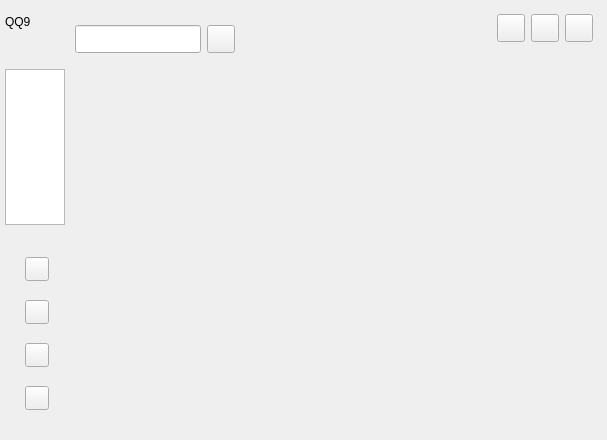
This is SmartHome-Client/Client-UI/MainWidget/MainWidget.ui in rtomway/Qt-SmartHome as Qt 5 draws it before an edit. The edited form follows.
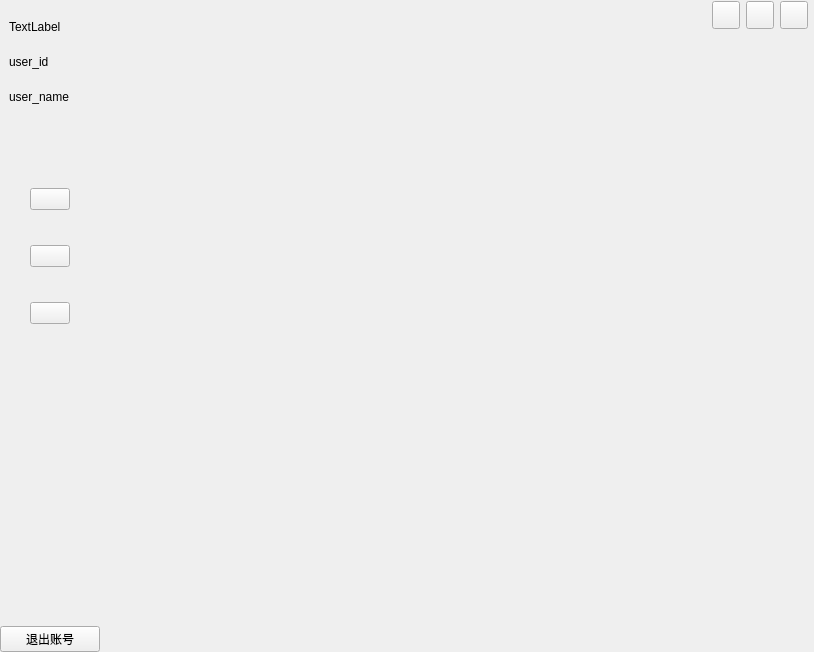
This is the edited form.

```diff
--- a/SmartHome-Client/Client-UI/MainWidget/MainWidget.ui
+++ b/SmartHome-Client/Client-UI/MainWidget/MainWidget.ui
@@ -6,8 +6,8 @@
    <rect>
     <x>0</x>
     <y>0</y>
-    <width>607</width>
-    <height>440</height>
+    <width>814</width>
+    <height>652</height>
    </rect>
   </property>
   <property name="sizePolicy">
@@ -19,39 +19,33 @@
   <property name="windowTitle">
    <string>MainWidget</string>
   </property>
-  <layout class="QHBoxLayout" name="horizontalLayout_3" stretch="1,25,50">
+  <layout class="QHBoxLayout" name="horizontalLayout">
    <property name="spacing">
     <number>0</number>
    </property>
    <property name="leftMargin">
-    <number>5</number>
+    <number>0</number>
    </property>
    <property name="topMargin">
-    <number>5</number>
+    <number>0</number>
    </property>
    <property name="rightMargin">
-    <number>5</number>
+    <number>0</number>
    </property>
    <property name="bottomMargin">
-    <number>5</number>
+    <number>0</number>
    </property>
    <item>
-    <widget class="QWidget" name="leftWidget" native="true">
-     <property name="maximumSize">
-      <size>
-       <width>60</width>
-       <height>16777215</height>
-      </size>
-     </property>
-     <layout class="QVBoxLayout" name="verticalLayout_4">
+    <widget class="QWidget" name="widget" native="true">
+     <layout class="QVBoxLayout" name="verticalLayout_5" stretch="3,1,5,7,2">
       <property name="spacing">
-       <number>10</number>
+       <number>0</number>
       </property>
       <property name="leftMargin">
        <number>0</number>
       </property>
       <property name="topMargin">
-       <number>0</number>
+       <number>3</number>
       </property>
       <property name="rightMargin">
        <number>0</number>
@@ -60,21 +54,128 @@
        <number>0</number>
       </property>
       <item>
-       <widget class="QWidget" name="widget_6" native="true"/>
+       <widget class="QWidget" name="widget_7" native="true">
+        <layout class="QVBoxLayout" name="verticalLayout_4">
+         <item>
+          <widget class="QLabel" name="headLab">
+           <property name="text">
+            <string>TextLabel</string>
+           </property>
+          </widget>
+         </item>
+         <item>
+          <widget class="QLabel" name="user_nameLab">
+           <property name="text">
+            <string>user_id</string>
+           </property>
+          </widget>
+         </item>
+         <item>
+          <widget class="QLabel" name="user_idLab">
+           <property name="text">
+            <string>user_name</string>
+           </property>
+          </widget>
+         </item>
+        </layout>
+       </widget>
       </item>
       <item>
-       <widget class="QLabel" name="qqLab">
+       <spacer name="verticalSpacer_2">
+        <property name="orientation">
+         <enum>Qt::Vertical</enum>
+        </property>
+        <property name="sizeHint" stdset="0">
+         <size>
+          <width>20</width>
+          <height>36</height>
+         </size>
+        </property>
+       </spacer>
+      </item>
+      <item>
+       <widget class="QWidget" name="widget_6" native="true">
+        <layout class="QVBoxLayout" name="verticalLayout">
+         <property name="leftMargin">
+          <number>30</number>
+         </property>
+         <property name="topMargin">
+          <number>0</number>
+         </property>
+         <property name="rightMargin">
+          <number>30</number>
+         </property>
+         <property name="bottomMargin">
+          <number>0</number>
+         </property>
+         <item>
+          <widget class="QPushButton" name="homeBtn">
+           <property name="text">
+            <string/>
+           </property>
+          </widget>
+         </item>
+         <item>
+          <widget class="QPushButton" name="deviceBtn">
+           <property name="text">
+            <string/>
+           </property>
+          </widget>
+         </item>
+         <item>
+          <widget class="QPushButton" name="roomBtn">
+           <property name="text">
+            <string/>
+           </property>
+          </widget>
+         </item>
+        </layout>
+       </widget>
+      </item>
+      <item>
+       <spacer name="verticalSpacer">
+        <property name="orientation">
+         <enum>Qt::Vertical</enum>
+        </property>
+        <property name="sizeHint" stdset="0">
+         <size>
+          <width>20</width>
+          <height>270</height>
+         </size>
+        </property>
+       </spacer>
+      </item>
+      <item>
+       <widget class="QPushButton" name="exitBtn">
         <property name="text">
-         <string>QQ9</string>
+         <string>退出账号</string>
         </property>
        </widget>
       </item>
+     </layout>
+    </widget>
+   </item>
+   <item>
+    <widget class="QWidget" name="widget_3" native="true">
+     <layout class="QVBoxLayout" name="verticalLayout_6" stretch="1,1,20">
+      <property name="spacing">
+       <number>0</number>
+      </property>
+      <property name="leftMargin">
+       <number>0</number>
+      </property>
+      <property name="topMargin">
+       <number>0</number>
+      </property>
+      <property name="rightMargin">
+       <number>0</number>
+      </property>
+      <property name="bottomMargin">
+       <number>0</number>
+      </property>
       <item>
        <widget class="QWidget" name="widget_4" native="true">
-        <layout class="QHBoxLayout" name="horizontalLayout">
-         <property name="spacing">
-          <number>0</number>
-         </property>
+        <layout class="QHBoxLayout" name="horizontalLayout_2">
          <property name="leftMargin">
           <number>0</number>
          </property>
@@ -82,251 +183,11 @@
           <number>0</number>
          </property>
          <property name="rightMargin">
-          <number>0</number>
+          <number>6</number>
          </property>
          <property name="bottomMargin">
           <number>0</number>
          </property>
-         <item>
-          <spacer name="horizontalSpacer_2">
-           <property name="orientation">
-            <enum>Qt::Horizontal</enum>
-           </property>
-           <property name="sizeHint" stdset="0">
-            <size>
-             <width>0</width>
-             <height>20</height>
-            </size>
-           </property>
-          </spacer>
-         </item>
-         <item>
-          <widget class="QLabel" name="headLab">
-           <property name="text">
-            <string/>
-           </property>
-          </widget>
-         </item>
-         <item>
-          <spacer name="horizontalSpacer">
-           <property name="orientation">
-            <enum>Qt::Horizontal</enum>
-           </property>
-           <property name="sizeHint" stdset="0">
-            <size>
-             <width>0</width>
-             <height>20</height>
-            </size>
-           </property>
-          </spacer>
-         </item>
-        </layout>
-       </widget>
-      </item>
-      <item>
-       <widget class="QListWidget" name="listWidget"/>
-      </item>
-      <item>
-       <widget class="QWidget" name="widget_5" native="true">
-        <property name="minimumSize">
-         <size>
-          <width>0</width>
-          <height>200</height>
-         </size>
-        </property>
-        <property name="maximumSize">
-         <size>
-          <width>16777215</width>
-          <height>200</height>
-         </size>
-        </property>
-        <property name="layoutDirection">
-         <enum>Qt::LeftToRight</enum>
-        </property>
-        <layout class="QVBoxLayout" name="verticalLayout_2">
-         <property name="leftMargin">
-          <number>20</number>
-         </property>
-         <property name="rightMargin">
-          <number>9</number>
-         </property>
-         <item>
-          <widget class="QPushButton" name="mailBtn">
-           <property name="maximumSize">
-            <size>
-             <width>24</width>
-             <height>24</height>
-            </size>
-           </property>
-           <property name="text">
-            <string/>
-           </property>
-           <property name="iconSize">
-            <size>
-             <width>32</width>
-             <height>32</height>
-            </size>
-           </property>
-          </widget>
-         </item>
-         <item>
-          <widget class="QPushButton" name="fileBtn">
-           <property name="maximumSize">
-            <size>
-             <width>24</width>
-             <height>24</height>
-            </size>
-           </property>
-           <property name="text">
-            <string/>
-           </property>
-          </widget>
-         </item>
-         <item>
-          <widget class="QPushButton" name="collectBtn">
-           <property name="maximumSize">
-            <size>
-             <width>24</width>
-             <height>24</height>
-            </size>
-           </property>
-           <property name="text">
-            <string/>
-           </property>
-          </widget>
-         </item>
-         <item>
-          <widget class="QPushButton" name="otherBtn">
-           <property name="maximumSize">
-            <size>
-             <width>24</width>
-             <height>24</height>
-            </size>
-           </property>
-           <property name="text">
-            <string/>
-           </property>
-          </widget>
-         </item>
-        </layout>
-       </widget>
-      </item>
-     </layout>
-    </widget>
-   </item>
-   <item>
-    <widget class="QWidget" name="contactWidget" native="true">
-     <property name="maximumSize">
-      <size>
-       <width>300</width>
-       <height>16777215</height>
-      </size>
-     </property>
-     <layout class="QVBoxLayout" name="verticalLayout">
-      <property name="spacing">
-       <number>0</number>
-      </property>
-      <property name="leftMargin">
-       <number>0</number>
-      </property>
-      <property name="topMargin">
-       <number>0</number>
-      </property>
-      <property name="rightMargin">
-       <number>0</number>
-      </property>
-      <property name="bottomMargin">
-       <number>0</number>
-      </property>
-      <item>
-       <widget class="QWidget" name="widget" native="true">
-        <layout class="QHBoxLayout" name="horizontalLayout_2" stretch="0,0">
-         <property name="leftMargin">
-          <number>10</number>
-         </property>
-         <property name="topMargin">
-          <number>20</number>
-         </property>
-         <property name="bottomMargin">
-          <number>15</number>
-         </property>
-         <item>
-          <widget class="QLineEdit" name="searchEdit">
-           <property name="maximumSize">
-            <size>
-             <width>16777215</width>
-             <height>28</height>
-            </size>
-           </property>
-           <property name="text">
-            <string/>
-           </property>
-          </widget>
-         </item>
-         <item>
-          <widget class="QPushButton" name="addBtn">
-           <property name="minimumSize">
-            <size>
-             <width>28</width>
-             <height>28</height>
-            </size>
-           </property>
-           <property name="maximumSize">
-            <size>
-             <width>28</width>
-             <height>28</height>
-            </size>
-           </property>
-           <property name="text">
-            <string/>
-           </property>
-           <property name="iconSize">
-            <size>
-             <width>18</width>
-             <height>18</height>
-            </size>
-           </property>
-          </widget>
-         </item>
-        </layout>
-       </widget>
-      </item>
-      <item>
-       <widget class="QStackedWidget" name="listStackedWidget">
-        <widget class="QWidget" name="page"/>
-        <widget class="QWidget" name="page_2"/>
-       </widget>
-      </item>
-     </layout>
-    </widget>
-   </item>
-   <item>
-    <widget class="QWidget" name="rightWidget" native="true">
-     <property name="sizePolicy">
-      <sizepolicy hsizetype="Preferred" vsizetype="Preferred">
-       <horstretch>0</horstretch>
-       <verstretch>0</verstretch>
-      </sizepolicy>
-     </property>
-     <layout class="QVBoxLayout" name="verticalLayout_3">
-      <property name="spacing">
-       <number>0</number>
-      </property>
-      <property name="leftMargin">
-       <number>0</number>
-      </property>
-      <property name="topMargin">
-       <number>0</number>
-      </property>
-      <property name="rightMargin">
-       <number>0</number>
-      </property>
-      <property name="bottomMargin">
-       <number>0</number>
-      </property>
-      <item>
-       <widget class="QWidget" name="widget_2" native="true">
-        <layout class="QHBoxLayout" name="horizontalLayout_4">
          <item>
           <spacer name="horizontalSpacer_3">
            <property name="orientation">
@@ -373,7 +234,7 @@
           </widget>
          </item>
          <item>
-          <widget class="QPushButton" name="exitBtn">
+          <widget class="QPushButton" name="exitWidgetBtn">
            <property name="minimumSize">
             <size>
              <width>28</width>
@@ -395,9 +256,34 @@
        </widget>
       </item>
       <item>
-       <widget class="QStackedWidget" name="messageStackedWidget">
-        <widget class="QWidget" name="page_3"/>
-        <widget class="QWidget" name="page_4"/>
+       <spacer name="verticalSpacer_3">
+        <property name="orientation">
+         <enum>Qt::Vertical</enum>
+        </property>
+        <property name="sizeHint" stdset="0">
+         <size>
+          <width>20</width>
+          <height>26</height>
+         </size>
+        </property>
+       </spacer>
+      </item>
+      <item>
+       <widget class="QWidget" name="widget_2" native="true">
+        <layout class="QVBoxLayout" name="verticalLayout_2">
+         <item>
+          <widget class="QStackedWidget" name="stackedWidget">
+           <property name="currentIndex">
+            <number>1</number>
+           </property>
+           <widget class="QWidget" name="page"/>
+           <widget class="QWidget" name="page_3">
+            <layout class="QVBoxLayout" name="verticalLayout_3"/>
+           </widget>
+           <widget class="QWidget" name="page_2"/>
+          </widget>
+         </item>
+        </layout>
        </widget>
       </item>
      </layout>
```
